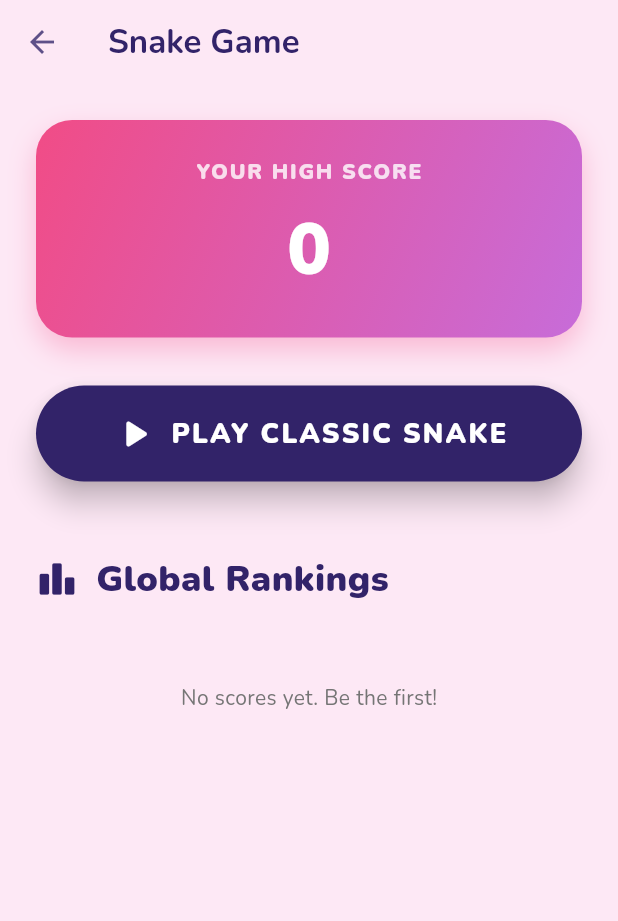
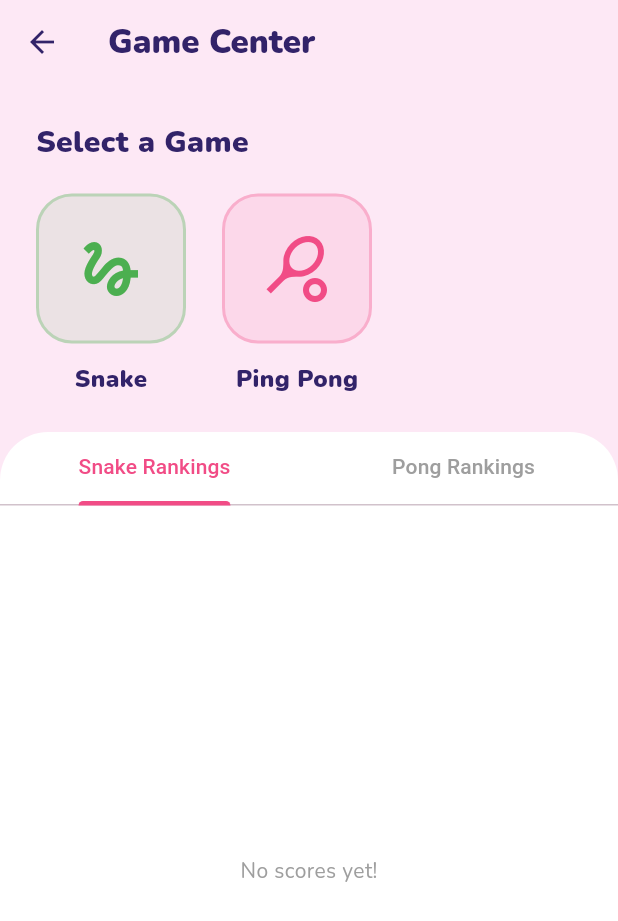
Before and after one commit to AVENTRAGOD/flareDatingApp, a Flutter app: the GamesScreen screen opened directly with empty values, on a phone screen of 412 x 824 dp. Shown: the top 921 px of the screen. Run offline on Flutter 3.47's test engine with Material 3 defaults, Android fonts, the phone set to English and light mode, and no system bars; our stand-ins replace carousel_slider, flutter_card_swiper, google_fonts, image_picker, sqflite, sqflite_common_ffi_web and 1 more; accounts and stored records are empty; network calls fail.

Commit message:
feat: redesign Game Center with grid selection and add new Ping Pong game

```diff
--- a/flare_dating_app/lib/screens/games_screen.dart
+++ b/flare_dating_app/lib/screens/games_screen.dart
@@ -3,6 +3,7 @@ import 'package:flutter/material.dart';
 import 'package:google_fonts/google_fonts.dart';
 import '../services/database_service.dart';
 import 'snake_game_screen.dart';
+import 'ping_pong_game_screen.dart';
 
 class GamesScreen extends StatefulWidget {
   final String currentUserEmail;
@@ -13,14 +14,18 @@ class GamesScreen extends StatefulWidget {
   State<GamesScreen> createState() => _GamesScreenState();
 }
 
-class _GamesScreenState extends State<GamesScreen> {
+class _GamesScreenState extends State<GamesScreen> with SingleTickerProviderStateMixin {
   bool _isLoading = true;
-  int _personalHighScore = 0;
-  List<Map<String, dynamic>> _leaderboard = [];
+  int _snakeHighScore = 0;
+  int _pongHighScore = 0;
+  List<Map<String, dynamic>> _snakeLeaderboard = [];
+  List<Map<String, dynamic>> _pongLeaderboard = [];
+  late TabController _tabController;
 
   @override
   void initState() {
     super.initState();
+    _tabController = TabController(length: 2, vsync: this);
     _loadData();
   }
 
@@ -28,12 +33,15 @@ class _GamesScreenState extends State<GamesScreen> {
     setState(() => _isLoading = true);
     try {
       final stats = await DatabaseService.instance.getUserStats(widget.currentUserEmail);
-      final leaderboard = await DatabaseService.instance.getSnakeLeaderboard();
+      final sLeaderboard = await DatabaseService.instance.getSnakeLeaderboard();
+      final pLeaderboard = await DatabaseService.instance.getPongLeaderboard();
 
       if (mounted) {
         setState(() {
-          _personalHighScore = stats['snake_score'] ?? 0;
-          _leaderboard = leaderboard;
+          _snakeHighScore = stats['snake_score'] ?? 0;
+          _pongHighScore = stats['pong_score'] ?? 0;
+          _snakeLeaderboard = sLeaderboard;
+          _pongLeaderboard = pLeaderboard;
           _isLoading = false;
         });
       }
@@ -46,153 +54,156 @@ class _GamesScreenState extends State<GamesScreen> {
   }
 
   @override
+  void dispose() {
+    _tabController.dispose();
+    super.dispose();
+  }
+
+  @override
   Widget build(BuildContext context) {
     return Scaffold(
-      backgroundColor: const Color(0xFFFDE8F5), // Light pink bg
+      backgroundColor: const Color(0xFFFDE8F5),
       appBar: AppBar(
         title: Text(
-          'Snake Game',
+          'Game Center',
           style: GoogleFonts.nunito(
             color: const Color(0xFF322369),
-            fontWeight: FontWeight.bold,
+            fontWeight: FontWeight.w900,
           ),
         ),
         backgroundColor: Colors.transparent,
         elevation: 0,
-        iconTheme: const IconThemeData(color: Color(0xFF5E5088)),
+        iconTheme: const IconThemeData(color: Color(0xFF322369)),
       ),
       body: _isLoading
           ? const Center(child: CircularProgressIndicator(color: Color(0xFFF14C86)))
           : SafeArea(
-              child: SingleChildScrollView(
+              child: Column(
+                children: [
+                  // Game Selection Grid
+                  Padding(
                     padding: const EdgeInsets.all(24.0),
                     child: Column(
-                  crossAxisAlignment: CrossAxisAlignment.center,
+                      crossAxisAlignment: CrossAxisAlignment.start,
                       children: [
-                    // Personal Score Card
-                    Container(
-                      width: double.infinity,
-                      padding: const EdgeInsets.all(24),
-                      decoration: BoxDecoration(
-                        gradient: const LinearGradient(
-                          colors: [Color(0xFFF14C86), Color(0xFFC76CD9)],
-                          begin: Alignment.topLeft,
-                          end: Alignment.bottomRight,
+                        Text(
+                          'Select a Game',
+                          style: GoogleFonts.nunito(
+                            fontSize: 20,
+                            fontWeight: FontWeight.w900,
+                            color: const Color(0xFF322369),
                           ),
-                        borderRadius: BorderRadius.circular(24),
-                        boxShadow: [
-                          BoxShadow(
-                            color: const Color(0xFFF14C86).withOpacity(0.3),
-                            blurRadius: 15,
-                            offset: const Offset(0, 8),
+                        ),
+                        const SizedBox(height: 20),
+                        Row(
+                          children: [
+                            _buildGameTile(
+                              'Snake',
+                              Icons.gesture,
+                              const Color(0xFF4CAF50),
+                              () async {
+                                await Navigator.push(context, MaterialPageRoute(builder: (context) => SnakeGameScreen(currentUserEmail: widget.currentUserEmail)));
+                                _loadData();
+                              },
+                            ),
+                            const SizedBox(width: 24),
+                            _buildGameTile(
+                              'Ping Pong',
+                              Icons.sports_tennis,
+                              const Color(0xFFF14C86),
+                              () async {
+                                await Navigator.push(context, MaterialPageRoute(builder: (context) => PingPongGameScreen(currentUserEmail: widget.currentUserEmail)));
+                                _loadData();
+                              },
                             ),
                           ],
-                      ),
-                      child: Column(
-                        children: [
-                          Text(
-                            'YOUR HIGH SCORE',
-                            style: GoogleFonts.nunito(
-                              fontSize: 14,
-                              fontWeight: FontWeight.w900,
-                              color: Colors.white.withOpacity(0.8),
-                              letterSpacing: 1.2,
-                            ),
-                          ),
-                          const SizedBox(height: 8),
-                          Text(
-                            '$_personalHighScore',
-                            style: GoogleFonts.nunito(
-                              fontSize: 48,
-                              fontWeight: FontWeight.w900,
-                              color: Colors.white,
-                            ),
                         ),
                       ],
                     ),
                   ),
 
-                    const SizedBox(height: 32),
-
-                    // Start Button
-                    SizedBox(
-                      width: double.infinity,
-                      height: 64,
-                      child: ElevatedButton(
-                        style: ElevatedButton.styleFrom(
-                          backgroundColor: const Color(0xFF322369),
-                          shape: RoundedRectangleBorder(
-                            borderRadius: BorderRadius.circular(32),
-                          ),
-                          elevation: 8,
-                        ),
-                        onPressed: () async {
-                          await Navigator.push(
-                            context,
-                            MaterialPageRoute(
-                              builder: (context) => SnakeGameScreen(
-                                currentUserEmail: widget.currentUserEmail,
+                  // Leaderboards Section
+                  Expanded(
+                    child: Container(
+                      decoration: const BoxDecoration(
+                        color: Colors.white,
+                        borderRadius: BorderRadius.only(
+                          topLeft: Radius.circular(32),
+                          topRight: Radius.circular(32),
                         ),
                       ),
-                          );
-                          _loadData();
-                        },
-                        child: Row(
-                          mainAxisAlignment: MainAxisAlignment.center,
+                      child: Column(
                         children: [
-                            const Icon(Icons.play_arrow_rounded, color: Colors.white, size: 32),
-                            const SizedBox(width: 8),
-                            Text(
-                              'PLAY CLASSIC SNAKE',
-                              style: GoogleFonts.nunito(
-                                fontSize: 18,
-                                fontWeight: FontWeight.w900,
-                                color: Colors.white,
-                                letterSpacing: 1.5,
+                          TabBar(
+                            controller: _tabController,
+                            labelColor: const Color(0xFFF14C86),
+                            unselectedLabelColor: Colors.grey,
+                            indicatorColor: const Color(0xFFF14C86),
+                            indicatorWeight: 3,
+                            tabs: const [
+                              Tab(text: 'Snake Rankings'),
+                              Tab(text: 'Pong Rankings'),
+                            ],
+                          ),
+                          Expanded(
+                            child: TabBarView(
+                              controller: _tabController,
+                              children: [
+                                _buildLeaderboardList(_snakeLeaderboard, 'snake_high_score'),
+                                _buildLeaderboardList(_pongLeaderboard, 'pingpong_high_score'),
+                              ],
                             ),
                           ),
                         ],
                       ),
                     ),
                   ),
+                ],
+              ),
+            ),
+    );
+  }
 
-                    const SizedBox(height: 48),
-
-                    // Leaderboard Section
-                    Row(
+  Widget _buildGameTile(String title, IconData icon, Color color, VoidCallback onTap) {
+    return GestureDetector(
+      onTap: onTap,
+      child: Column(
         children: [
-                        const Icon(Icons.leaderboard_rounded, color: Color(0xFF322369), size: 28),
-                        const SizedBox(width: 12),
+          Container(
+            width: 100,
+            height: 100,
+            decoration: BoxDecoration(
+              color: color.withOpacity(0.1),
+              borderRadius: BorderRadius.circular(24),
+              border: Border.all(color: color.withOpacity(0.3), width: 2),
+            ),
+            child: Icon(icon, size: 48, color: color),
+          ),
+          const SizedBox(height: 12),
           Text(
-                          'Global Rankings',
+            title,
             style: GoogleFonts.nunito(
-                            fontSize: 24,
+              fontSize: 16,
               fontWeight: FontWeight.w900,
               color: const Color(0xFF322369),
             ),
           ),
         ],
       ),
-                    const SizedBox(height: 20),
+    );
+  }
 
-                    if (_leaderboard.isEmpty)
-                      Center(
-                        child: Padding(
-                          padding: const EdgeInsets.all(32.0),
-                          child: Text(
-                            'No scores yet. Be the first!',
-                            style: GoogleFonts.nunito(color: Colors.grey[600]),
-                          ),
-                        ),
-                      )
-                    else
-                      ListView.builder(
-                        shrinkWrap: true,
-                        physics: const NeverScrollableScrollPhysics(),
-                        itemCount: _leaderboard.length,
+  Widget _buildLeaderboardList(List<Map<String, dynamic>> leaderboard, String scoreKey) {
+    if (leaderboard.isEmpty) {
+      return Center(child: Text('No scores yet!', style: GoogleFonts.nunito(color: Colors.grey)));
+    }
+
+    return ListView.builder(
+      padding: const EdgeInsets.all(24),
+      itemCount: leaderboard.length,
       itemBuilder: (context, index) {
-                          final user = _leaderboard[index];
-                          final score = user['snake_high_score'] ?? 0;
+        final user = leaderboard[index];
+        final score = user[scoreKey] ?? 0;
         final name = user['first_name'] ?? 'Anonymous';
         final photo = user['avatar_path'] as String?;
 
@@ -205,74 +216,24 @@ class _GamesScreenState extends State<GamesScreen> {
           margin: const EdgeInsets.only(bottom: 12),
           padding: const EdgeInsets.all(12),
           decoration: BoxDecoration(
-                              color: Colors.white,
-                              borderRadius: BorderRadius.circular(20),
-                              border: isTopThree ? Border.all(color: rankColor.withOpacity(0.5), width: 2) : null,
-                              boxShadow: [
-                                BoxShadow(
-                                  color: Colors.black.withOpacity(0.03),
-                                  blurRadius: 10,
-                                  offset: const Offset(0, 4),
-                                ),
-                              ],
+            color: const Color(0xFFFDE8F5).withOpacity(0.3),
+            borderRadius: BorderRadius.circular(16),
           ),
           child: Row(
             children: [
-                                SizedBox(
-                                  width: 40,
-                                  child: Text(
-                                    '${index + 1}',
-                                    style: GoogleFonts.nunito(
-                                      fontWeight: FontWeight.w900,
-                                      color: rankColor,
-                                      fontSize: 20,
-                                    ),
-                                    textAlign: TextAlign.center,
-                                  ),
-                                ),
-                                const SizedBox(width: 8),
+              Text('#${index + 1}', style: GoogleFonts.nunito(fontWeight: FontWeight.w900, color: rankColor, fontSize: 18)),
+              const SizedBox(width: 16),
               CircleAvatar(
-                                  radius: 22,
                 backgroundImage: _resolveAvatar(photo ?? ''),
-                                  backgroundColor: const Color(0xFFFDE8F5),
-                                  child: _resolveAvatar(photo ?? '') == null
-                                    ? const Icon(Icons.person, color: Color(0xFFF14C86), size: 20) : null,
+                child: _resolveAvatar(photo ?? '') == null ? const Icon(Icons.person) : null,
               ),
               const SizedBox(width: 16),
-                                Expanded(
-                                  child: Text(
-                                    name,
-                                    style: GoogleFonts.nunito(
-                                      fontWeight: FontWeight.w800,
-                                      color: const Color(0xFF322369),
-                                      fontSize: 16,
-                                    ),
-                                  ),
-                                ),
-                                Container(
-                                  padding: const EdgeInsets.symmetric(horizontal: 16, vertical: 8),
-                                  decoration: BoxDecoration(
-                                    color: isTopThree ? rankColor.withOpacity(0.1) : const Color(0xFFFDE8F5),
-                                    borderRadius: BorderRadius.circular(12),
-                                  ),
-                                  child: Text(
-                                    '$score',
-                                    style: GoogleFonts.nunito(
-                                      fontWeight: FontWeight.w900,
-                                      color: isTopThree ? rankColor : const Color(0xFFF14C86),
-                                      fontSize: 16,
-                                    ),
-                                  ),
-                                ),
+              Expanded(child: Text(name, style: GoogleFonts.nunito(fontWeight: FontWeight.bold, color: const Color(0xFF322369)))),
+              Text('$score', style: GoogleFonts.nunito(fontWeight: FontWeight.w900, color: const Color(0xFFF14C86), fontSize: 18)),
             ],
           ),
         );
       },
-                      ),
-                  ],
-                ),
-              ),
-            ),
     );
   }
 
--- a/flare_dating_app/lib/services/database_service.dart
+++ b/flare_dating_app/lib/services/database_service.dart
@@ -61,15 +61,17 @@ class DatabaseService {
 
       final userDoc = await getUserProfile(email);
       int snakeScore = userDoc?['snake_high_score'] ?? 0;
+      int pongScore = userDoc?['pingpong_high_score'] ?? 0;
 
       return {
         'likes_sent': likesRes.length,
         'passes_sent': passesRes.length,
         'messages_sent': msgRes.length,
         'snake_score': snakeScore,
+        'pong_score': pongScore,
       };
     } catch (e) {
-      return {'likes_sent': 0, 'passes_sent': 0, 'messages_sent': 0, 'snake_score': 0};
+      return {'likes_sent': 0, 'passes_sent': 0, 'messages_sent': 0, 'snake_score': 0, 'pong_score': 0};
     }
   }
 
@@ -85,8 +87,21 @@ class DatabaseService {
     }
   }
 
+  Future<void> updatePongHighScore(String email, int newScore) async {
+    final userProfile = await getUserProfile(email);
+    final int currentHigh = userProfile?['pingpong_high_score'] ?? 0;
+    if (newScore > currentHigh) {
+      await updateUserProfile(email, {'pingpong_high_score': newScore});
+    }
+  }
+
   Future<List<Map<String, dynamic>>> getSnakeLeaderboard() async {
     final res = await supabase.from('users').select().order('snake_high_score', ascending: false).limit(10);
+    return List<Map<String, dynamic>>.from(res);
+  }
+
+  Future<List<Map<String, dynamic>>> getPongLeaderboard() async {
+    final res = await supabase.from('users').select().order('pingpong_high_score', ascending: false).limit(10);
     return List<Map<String, dynamic>>.from(res);
   }
 
@@ -282,8 +297,9 @@ class DatabaseService {
         final age = 22 + (i % 8);
         final dob = DateTime.now().subtract(Duration(days: age * 365 + (i * 10)));
 
-        // Generate a random high score for the leaderboard
-        final int randomHighScore = 5 + random.nextInt(45);
+        // Generate random high scores for the leaderboards
+        final int randomSnakeScore = 5 + random.nextInt(45);
+        final int randomPongScore = 5 + random.nextInt(35);
 
         await supabase.from('users').upsert({
           'email': email,
@@ -295,7 +311,8 @@ class DatabaseService {
           'interests': selectedInterests,
           'location': locations[i % locations.length],
           'bio': bios[i],
-          'snake_high_score': randomHighScore,
+          'snake_high_score': randomSnakeScore,
+          'pingpong_high_score': randomPongScore,
         });
       }
 
@@ -310,7 +327,8 @@ class DatabaseService {
         'interests': ['Photography', 'Music', 'Travelling'],
         'location': 'Colombo, Sri Lanka',
         'bio': 'Flare Dating App Developer Extraordinaire!',
-        'snake_high_score': 100, // Give developer a nice head start ;)
+        'snake_high_score': 100,
+        'pingpong_high_score': 85,
       });
 
       print('Seed: Successfully seeded 11 dummy users.');
```
Also changed, not shown: flare_dating_app/lib/screens/ping_pong_game_screen.dart (added, +238 -0 lines), flare_dating_app/lib/screens/snake_game_screen.dart (+16 -8 lines). Lines whose indentation alone changed are shown as unchanged.
